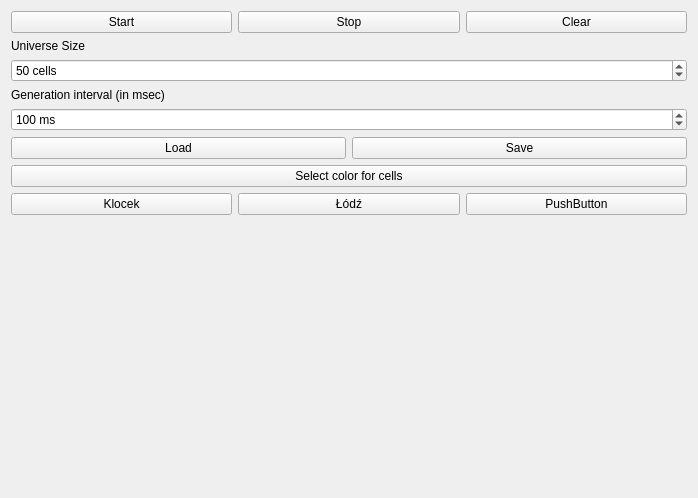
Before: the Qt Designer form mainwindow.ui in Buczeq/conway, drawn with Qt 5.
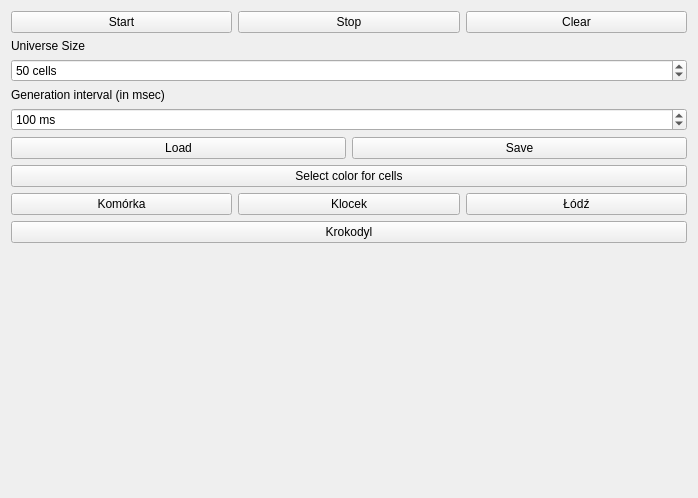
After: the same form once the commit is applied.

What changed in the file:
```diff
--- a/mainwindow.ui
+++ b/mainwindow.ui
@@ -123,6 +123,13 @@
         </item>
         <item>
          <layout class="QHBoxLayout" name="horizontalLayout_2">
+          <item>
+           <widget class="QPushButton" name="pushButton">
+            <property name="text">
+             <string>Komórka</string>
+            </property>
+           </widget>
+          </item>
           <item>
            <widget class="QPushButton" name="pushButton_2">
             <property name="text">
@@ -137,10 +144,14 @@
             </property>
            </widget>
           </item>
+         </layout>
+        </item>
+        <item>
+         <layout class="QHBoxLayout" name="horizontalLayout_3">
           <item>
-           <widget class="QPushButton" name="pushButton">
+           <widget class="QPushButton" name="pushButton_4">
             <property name="text">
-             <string>PushButton</string>
+             <string>Krokodyl</string>
             </property>
            </widget>
           </item>
```
